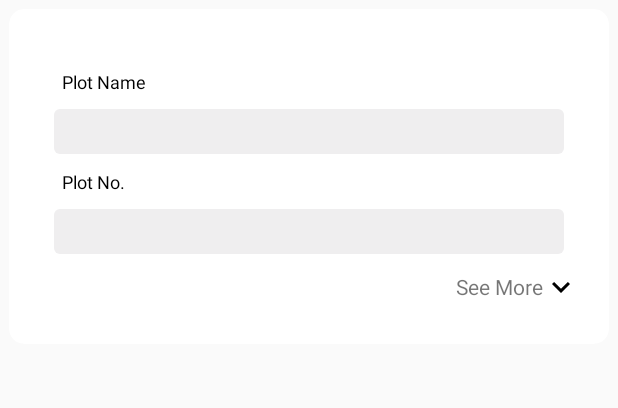
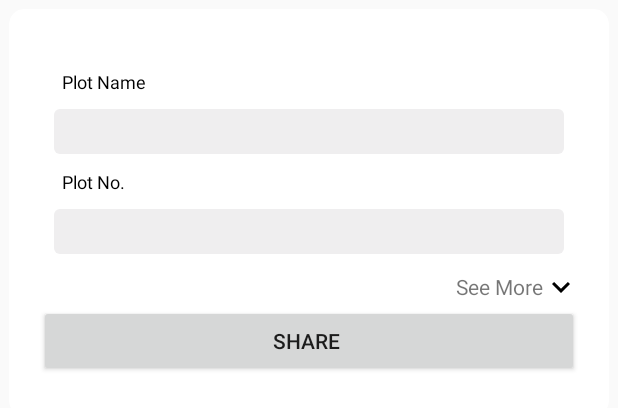
Before and after one commit to RimshaN23/Property, an Android app: the layout itemview.xml on its own in the app's theme, with its tools: preview values and no code run, on a phone screen of 412 x 824 dp. Shown: the top 408 px of the screen. Run offline under Robolectric (Android 15) with nearby library versions, the phone set to English and light mode, and no system bars.

Commit message:
5/nov/2020 initial commit layout Bushra

```diff
--- a/app/src/main/res/layout/itemview.xml
+++ b/app/src/main/res/layout/itemview.xml
@@ -323,6 +323,12 @@
                 android:layout_height="wrap_content"/>
 
 
+            <Button
+                android:id="@+id/sharebtn"
+                android:layout_width="match_parent"
+                android:layout_height="wrap_content"
+                android:text="Share "/>
+
         </LinearLayout>
 
     </ScrollView>
```
Also changed, not shown: app/src/main/java/com/example/property/Adapter/PropertyAdapter.java (+16 -21 lines).
